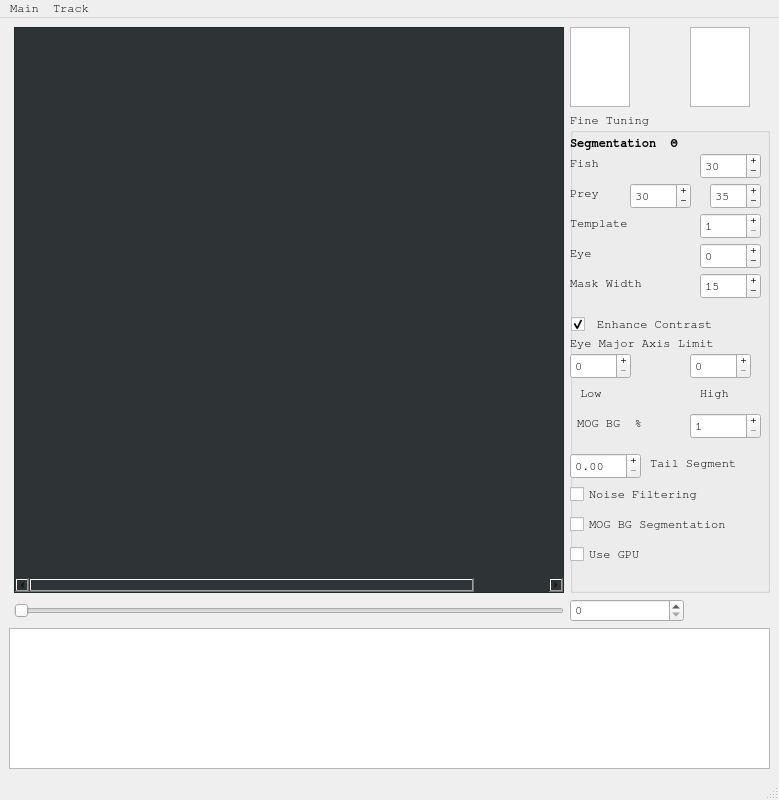
Above: GUI/mainwindow.ui from kostasl/zebrafish_tracker before the change. Below: the same form after it.
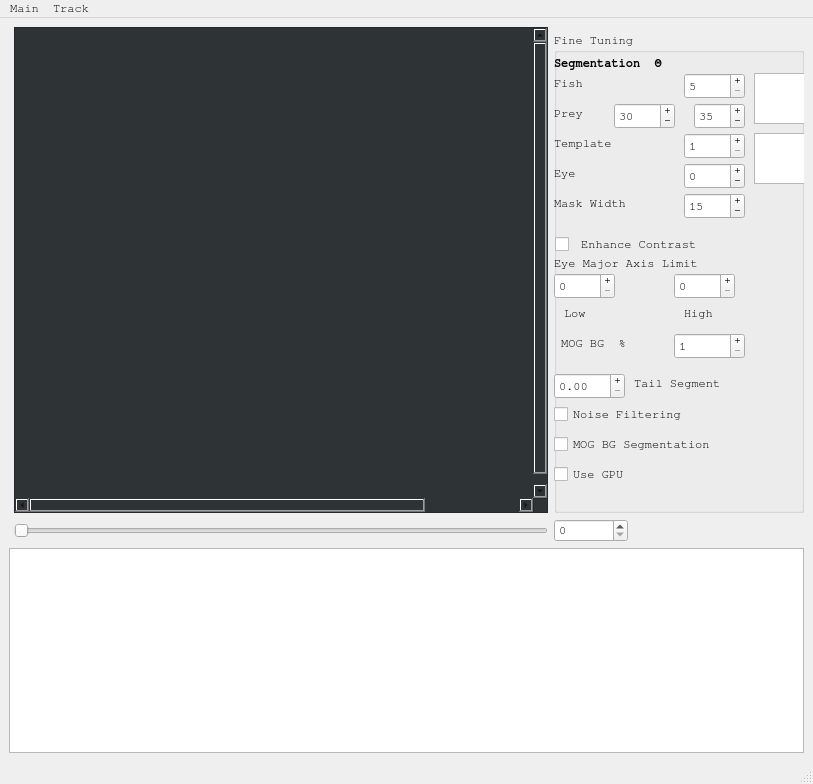
That is the form after the change.

Diff of the .ui file:
```diff
--- a/GUI/mainwindow.ui
+++ b/GUI/mainwindow.ui
@@ -6,8 +6,8 @@
    <rect>
     <x>0</x>
     <y>0</y>
-    <width>779</width>
-    <height>800</height>
+    <width>813</width>
+    <height>784</height>
    </rect>
   </property>
   <property name="font">
@@ -20,7 +20,7 @@
   </property>
   <widget class="QWidget" name="centralwidget">
    <layout class="QGridLayout" name="gridLayout_2">
-    <item row="3" column="0">
+    <item row="1" column="0">
      <widget class="QListView" name="listView">
       <property name="sizePolicy">
        <sizepolicy hsizetype="Expanding" vsizetype="Expanding">
@@ -30,8 +30,8 @@
       </property>
      </widget>
     </item>
-    <item row="2" column="0">
-     <layout class="QGridLayout" name="gridLayout" rowstretch="1,0,0,0,0,0,0" columnstretch="0,0,0,0,0">
+    <item row="0" column="0">
+     <layout class="QGridLayout" name="gridLayout" rowstretch="1,0,0,0,0,0,0" columnstretch="1,450,0,0,0" columnminimumwidth="0,0,0,3,170">
       <property name="sizeConstraint">
        <enum>QLayout::SetDefaultConstraint</enum>
       </property>
@@ -113,37 +113,6 @@
         </property>
        </widget>
       </item>
-      <item row="0" column="4">
-       <widget class="QGraphicsView" name="graphicsViewTemplate">
-        <property name="sizePolicy">
-         <sizepolicy hsizetype="Fixed" vsizetype="Expanding">
-          <horstretch>0</horstretch>
-          <verstretch>1</verstretch>
-         </sizepolicy>
-        </property>
-        <property name="maximumSize">
-         <size>
-          <width>60</width>
-          <height>80</height>
-         </size>
-        </property>
-        <property name="baseSize">
-         <size>
-          <width>32</width>
-          <height>32</height>
-         </size>
-        </property>
-        <property name="whatsThis">
-         <string comment="Ψαροκεφαλι">Tracking of head Features</string>
-        </property>
-        <property name="verticalScrollBarPolicy">
-         <enum>Qt::ScrollBarAlwaysOff</enum>
-        </property>
-        <property name="horizontalScrollBarPolicy">
-         <enum>Qt::ScrollBarAlwaysOff</enum>
-        </property>
-       </widget>
-      </item>
       <item row="3" column="3">
        <widget class="QSpinBox" name="spinBoxFrame">
         <property name="maximum">
@@ -186,17 +155,23 @@
          <property name="toolTip">
           <string>Intensity Threshold for segmenting the food/fish from Background</string>
          </property>
+         <property name="statusTip">
+          <string extracomment="Intensity Threshold for segmenting the food/fish from Background"/>
+         </property>
+         <property name="whatsThis">
+          <string extracomment="Intensity Threshold for segmenting the food/fish from Background"/>
+         </property>
          <property name="buttonSymbols">
           <enum>QAbstractSpinBox::PlusMinus</enum>
          </property>
          <property name="minimum">
-          <number>9</number>
+          <number>5</number>
          </property>
          <property name="maximum">
-          <number>80</number>
+          <number>100</number>
          </property>
          <property name="value">
-          <number>30</number>
+          <number>5</number>
          </property>
         </widget>
         <widget class="QSpinBox" name="spinBoxEyeThres">
@@ -588,7 +563,7 @@
           <string> Enhance Contrast </string>
          </property>
          <property name="checked">
-          <bool>true</bool>
+          <bool>false</bool>
          </property>
         </widget>
         <widget class="QSpinBox" name="spinBoxEyeMaskW">
@@ -632,10 +607,52 @@
           <string>Mask Width</string>
          </property>
         </widget>
-       </widget>
-      </item>
-      <item row="0" column="3">
+        <widget class="QGraphicsView" name="graphicsViewTemplate">
+         <property name="geometry">
+          <rect>
+           <x>200</x>
+           <y>40</y>
+           <width>51</width>
+           <height>51</height>
+          </rect>
+         </property>
+         <property name="sizePolicy">
+          <sizepolicy hsizetype="Fixed" vsizetype="Expanding">
+           <horstretch>0</horstretch>
+           <verstretch>1</verstretch>
+          </sizepolicy>
+         </property>
+         <property name="maximumSize">
+          <size>
+           <width>60</width>
+           <height>80</height>
+          </size>
+         </property>
+         <property name="baseSize">
+          <size>
+           <width>32</width>
+           <height>32</height>
+          </size>
+         </property>
+         <property name="whatsThis">
+          <string comment="Ψαροκεφαλι">Tracking of head Features</string>
+         </property>
+         <property name="verticalScrollBarPolicy">
+          <enum>Qt::ScrollBarAlwaysOff</enum>
+         </property>
+         <property name="horizontalScrollBarPolicy">
+          <enum>Qt::ScrollBarAlwaysOff</enum>
+         </property>
+        </widget>
        <widget class="QGraphicsView" name="graphicsViewHead">
+         <property name="geometry">
+          <rect>
+           <x>200</x>
+           <y>100</y>
+           <width>51</width>
+           <height>51</height>
+          </rect>
+         </property>
         <property name="sizePolicy">
          <sizepolicy hsizetype="Fixed" vsizetype="Expanding">
           <horstretch>0</horstretch>
@@ -658,6 +675,7 @@
          <enum>Qt::ScrollBarAlwaysOff</enum>
         </property>
        </widget>
+       </widget>
       </item>
       <item row="3" column="1" colspan="2">
        <widget class="QSlider" name="horizontalSlider">
@@ -691,7 +709,7 @@
     <rect>
      <x>0</x>
      <y>0</y>
-     <width>779</width>
+     <width>813</width>
      <height>20</height>
     </rect>
    </property>
```
Lines whose indentation alone changed are shown as unchanged.
